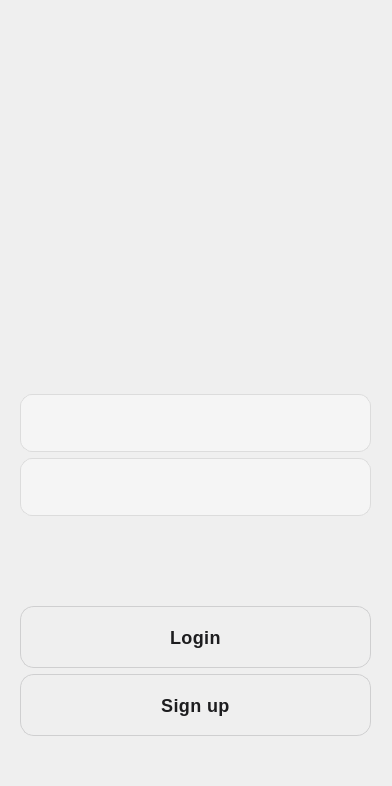
This is mainwindow.ui in pingminus/QT-BankingSystem as Qt 5 draws it before an edit. The edited form follows.
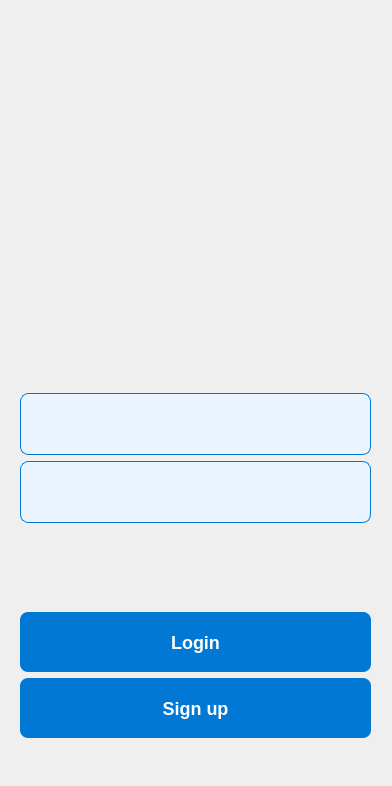
This is the edited form.

```diff
--- a/mainwindow.ui
+++ b/mainwindow.ui
@@ -42,14 +42,16 @@
         <widget class="QLineEdit" name="usernameText">
          <property name="styleSheet">
           <string notr="true">QLineEdit {
-    background-color: #f5f5f5;                  /* Light background */
+    background-color: #eaf4ff;                  /* Subtle blue-tinted background */
     color: #333;                                /* Dark text color */
-    border: 1px solid #dcdcdc;                  /* Light border */
-    border-radius: 12px;                        /* Rounded corners */
-    padding: 10px 15px;                         /* Inner padding */
-    font-family: &quot;San Francisco&quot;, &quot;Helvetica Neue&quot;, &quot;Segoe UI&quot;, &quot;Arial&quot;, sans-serif;
-    font-size: 24px;                            /* Text size */
-    min-height: 36px;                           /* Min height for consistency */
+    border: 1px solid #0078D4;                  /* Blue border */
+    border-radius: 8px;                         /* Rounded corners for consistency */
+    padding: 10px 20px;                         /* Inner padding for a comfortable size */
+    font-family: &quot;Segoe UI&quot;, &quot;Helvetica Neue&quot;, &quot;Arial&quot;, sans-serif;
+    font-size: 18px;                            /* Modern text size */
+    min-height: 40px;                           /* Min height for consistency with buttons */
+    box-shadow: 0px 2px 4px rgba(0, 120, 212, 0.2); /* Subtle shadow for depth */
+    transition: border-color 0.3s ease, box-shadow 0.3s ease; /* Smooth transitions */
 }
 
 QLineEdit:focus {
@@ -62,8 +64,7 @@
 QLineEdit::placeholder {
     color: #a6a6a6;                             /* Light gray placeholder text */
     font-style: italic;                         /* Italic placeholder */
-}
-</string>
+}</string>
          </property>
         </widget>
        </item>
@@ -71,14 +72,16 @@
         <widget class="QLineEdit" name="passwordText">
          <property name="styleSheet">
           <string notr="true">QLineEdit {
-    background-color: #f5f5f5;                  /* Light background */
+    background-color: #eaf4ff;                  /* Subtle blue-tinted background */
     color: #333;                                /* Dark text color */
-    border: 1px solid #dcdcdc;                  /* Light border */
-    border-radius: 12px;                        /* Rounded corners */
-    padding: 10px 15px;                         /* Inner padding */
-    font-family: &quot;San Francisco&quot;, &quot;Helvetica Neue&quot;, &quot;Segoe UI&quot;, &quot;Arial&quot;, sans-serif;
-    font-size: 24px;                            /* Text size */
-    min-height: 36px;                           /* Min height for consistency */
+    border: 1px solid #0078D4;                  /* Blue border */
+    border-radius: 8px;                         /* Rounded corners for consistency */
+    padding: 10px 20px;                         /* Inner padding for a comfortable size */
+    font-family: &quot;Segoe UI&quot;, &quot;Helvetica Neue&quot;, &quot;Arial&quot;, sans-serif;
+    font-size: 18px;                            /* Modern text size */
+    min-height: 40px;                           /* Min height for consistency with buttons */
+    box-shadow: 0px 2px 4px rgba(0, 120, 212, 0.2); /* Subtle shadow for depth */
+    transition: border-color 0.3s ease, box-shadow 0.3s ease; /* Smooth transitions */
 }
 
 QLineEdit:focus {
@@ -91,8 +94,7 @@
 QLineEdit::placeholder {
     color: #a6a6a6;                             /* Light gray placeholder text */
     font-style: italic;                         /* Italic placeholder */
-}
-</string>
+}</string>
          </property>
         </widget>
        </item>
@@ -104,20 +106,18 @@
         <widget class="QPushButton" name="RegisterButton">
          <property name="styleSheet">
           <string notr="true">QPushButton {
-    background-color: qlineargradient(
-        x1: 0, y1: 0, x2: 0, y2: 1,
-        stop: 0 #fcfcfc, stop: 1 #e9e9eb
-    );
-    color: #1d1d1f;
-    font-family: &quot;San Francisco&quot;, &quot;Helvetica Neue&quot;, &quot;Segoe UI&quot;, &quot;Arial&quot;, sans-serif;
-    font-size: 18px;
+    background-color: #0078D4; /* Modern Fluent Blue */
+    color: white;
+    font-family: &quot;Segoe UI&quot;, &quot;Helvetica Neue&quot;, &quot;Arial&quot;, sans-serif;
+    font-size: 18px; /* Slightly larger text size */
     font-weight: 600;
-    padding: 10px 22px;
-    border: 1px solid #cfcfd0;
-    border-radius: 14px;
+    padding: 10px 22px; /* Increased padding for a larger button size */
+    border: none;
+    border-radius: 8px; /* Rounded corners for a modern look */
     min-height: 40px;
     min-width: 120px;
-    letter-spacing: 0.4px;
+    box-shadow: 0px 4px 6px rgba(0, 120, 212, 0.2); /* Subtle shadow for depth */
+    transition: background-color 0.3s ease, box-shadow 0.3s ease; /* Smooth transitions */
 }
 
 QPushButton:hover {
@@ -137,7 +137,13 @@
     padding-top: 11px;
     padding-bottom: 9px;
 }
-</string>
+
+QPushButton:disabled {
+    background-color: #A6A6A6; /* Gray for disabled state */
+    color: #FFFFFF; /* Keep white text for contrast */
+    box-shadow: none;
+    cursor: not-allowed;
+}</string>
          </property>
          <property name="text">
           <string>Sign up</string>
@@ -148,20 +154,18 @@
         <widget class="QPushButton" name="LoginButton">
          <property name="styleSheet">
           <string notr="true">QPushButton {
-    background-color: qlineargradient(
-        x1: 0, y1: 0, x2: 0, y2: 1,
-        stop: 0 #fcfcfc, stop: 1 #e9e9eb
-    );
-    color: #1d1d1f;
-    font-family: &quot;San Francisco&quot;, &quot;Helvetica Neue&quot;, &quot;Segoe UI&quot;, &quot;Arial&quot;, sans-serif;
-    font-size: 18px;
+    background-color: #0078D4; /* Modern Fluent Blue */
+    color: white;
+    font-family: &quot;Segoe UI&quot;, &quot;Helvetica Neue&quot;, &quot;Arial&quot;, sans-serif;
+    font-size: 18px; /* Slightly larger text size */
     font-weight: 600;
-    padding: 10px 22px;
-    border: 1px solid #cfcfd0;
-    border-radius: 14px;
+    padding: 10px 22px; /* Increased padding for a larger button size */
+    border: none;
+    border-radius: 8px; /* Rounded corners for a modern look */
     min-height: 40px;
     min-width: 120px;
-    letter-spacing: 0.4px;
+    box-shadow: 0px 4px 6px rgba(0, 120, 212, 0.2); /* Subtle shadow for depth */
+    transition: background-color 0.3s ease, box-shadow 0.3s ease; /* Smooth transitions */
 }
 
 QPushButton:hover {
@@ -181,7 +185,13 @@
     padding-top: 11px;
     padding-bottom: 9px;
 }
-</string>
+
+QPushButton:disabled {
+    background-color: #A6A6A6; /* Gray for disabled state */
+    color: #FFFFFF; /* Keep white text for contrast */
+    box-shadow: none;
+    cursor: not-allowed;
+}</string>
          </property>
          <property name="text">
           <string>Login</string>
```
Left out of the diff: 44 changed lines with no effect on the pictures.
